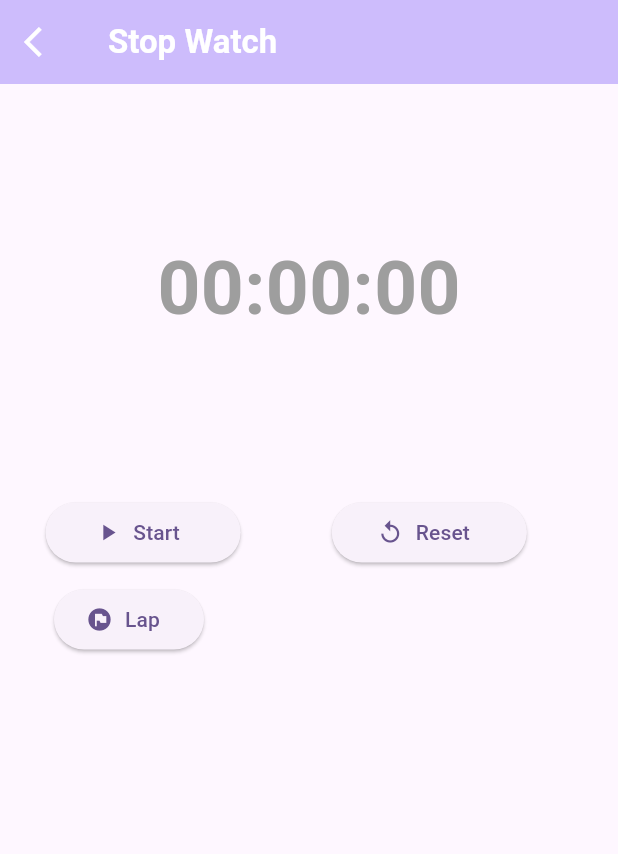
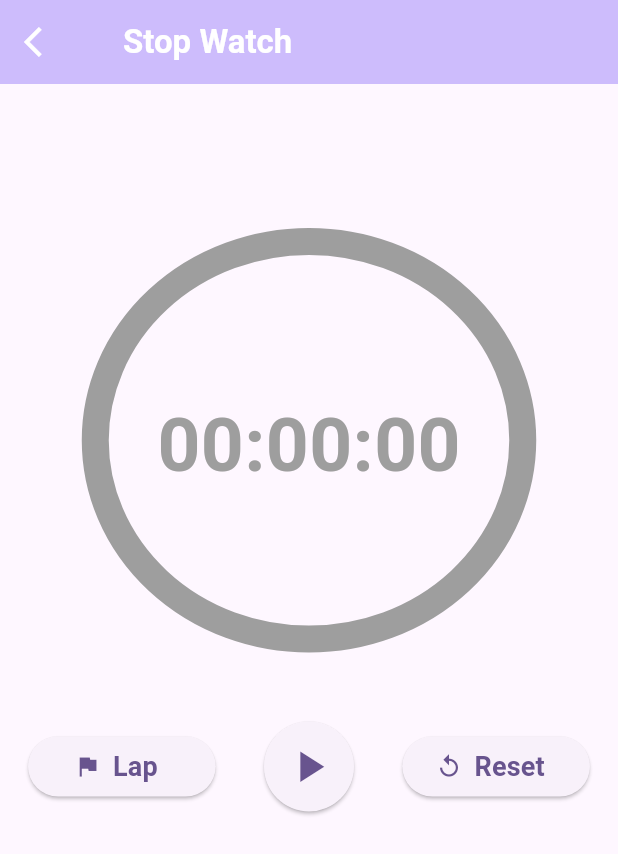
Before and after one commit to yashwadatkar-coditas/stop_watch, a Flutter app: the screen it shows after launch, on a phone screen of 412 x 824 dp. Shown: the top 854 px of the screen. Run offline on Flutter 3.47's test engine with Material 3 defaults, Android fonts, the phone set to English and light mode, and no system bars.

Commit message:
added progress indicator for seconds and created seprate widget for button

```diff
--- /dev/null
+++ b/stop_watch/lib/common_widgets/buttons.dart
@@ -0,0 +1,29 @@
+import 'package:flutter/material.dart';
+
+class CustomButton extends StatelessWidget {
+  final VoidCallback onPressed;
+  final Icon icon;
+  final String label;
+  final double width;
+
+  const CustomButton(
+      {required this.onPressed,
+      required this.icon,
+      this.label = '',
+      required this.width});
+
+  @override
+  Widget build(BuildContext context) {
+    return SizedBox(
+      width: width,
+      child: ElevatedButton.icon(
+        onPressed: onPressed,
+        icon: icon,
+        label: Text(
+          label,
+          style: TextStyle(fontSize: 18, fontWeight: FontWeight.w700),
+        ),
+      ),
+    );
+  }
+}
--- /dev/null
+++ b/stop_watch/lib/common_widgets/play_pause_button.dart
@@ -0,0 +1,16 @@
+import 'package:flutter/material.dart';
+
+Widget PlayPauseButton(
+  double width,
+  void onPressed(),
+  Icon icon,
+) {
+  return SizedBox(
+    width: width,
+    child: ElevatedButton(
+      onPressed: onPressed,
+      child: icon,
+      style: ElevatedButton.styleFrom(shape: CircleBorder()),
+    ),
+  );
+}
--- a/stop_watch/lib/watch_screen.dart
+++ b/stop_watch/lib/watch_screen.dart
@@ -1,7 +1,10 @@
 import 'dart:async';
 
+import 'package:flutter/cupertino.dart';
 import 'package:flutter/material.dart';
 import 'package:flutter/widgets.dart';
+import 'package:stop_watch/common_widgets/buttons.dart';
+import 'package:stop_watch/common_widgets/play_pause_button.dart';
 
 class WatchScreen extends StatefulWidget {
   const WatchScreen({super.key});
@@ -36,6 +39,9 @@ class _WatchScreenState extends State<WatchScreen> {
       digitalseconds = "00";
       digitalminute = "00";
       digitalhour = "00";
+
+      Laps.clear();
+      started = false;
     });
   }
 
@@ -88,9 +94,9 @@ class _WatchScreenState extends State<WatchScreen> {
           ),
           title: Row(
             children: [
+              SizedBox(width: 10),
               Text(
                 "Stop Watch",
-                textAlign: TextAlign.left,
                 style:
                     TextStyle(color: Colors.white, fontWeight: FontWeight.w600),
               ),
@@ -101,121 +107,106 @@ class _WatchScreenState extends State<WatchScreen> {
         body: Column(
           mainAxisAlignment: MainAxisAlignment.center,
           children: [
-            // SizedBox(
-            //   height: 210,
-            // ),
-
+            SizedBox(
+              height: 105,
+            ),
             Container(
-              width: 250,
-              height: 200,
-              //color: Colors.amber,
+              width: 285,
+              height: 265,
               decoration: BoxDecoration(
                 shape: BoxShape.circle,
               ),
-              child: Column(
+              child: Stack(
+                alignment: Alignment.center,
+                children: [
+                  SizedBox(
+                    height: 500,
+                    width: 330,
+                    child: CircularProgressIndicator(
+                      value: seconds / 60,
+                      strokeWidth:
+                          18, // adjust the thickness of the progress indicator
+                      valueColor: const AlwaysStoppedAnimation<Color>(
+                        Color.fromARGB(255, 205, 188, 252),
+                      ),
+                      backgroundColor: Colors.grey,
+                    ),
+                  ),
+                  Column(
                     children: [
                       SizedBox(
                         height: 100,
                       ),
-                  Center(
-                    child: Text(
+                      Text(
                         '$digitalhour:$digitalminute:$digitalseconds',
-                      style: const TextStyle(
+                        style: TextStyle(
                           fontSize: 50,
                           fontWeight: FontWeight.bold,
-                          color: Colors.grey),
+                          color: Colors.grey,
                         ),
+                      ),
+                    ],
                   ),
                 ],
               ),
             ),
             SizedBox(
-              height: 30,
-            ),
-            SizedBox(
-              height: 15,
-            ),
-            SizedBox(
-              height: 30,
+              height: 55,
             ),
             Row(
               mainAxisAlignment: MainAxisAlignment.spaceEvenly,
               children: [
-                SizedBox(
-                  width: 130,
-                  child: ElevatedButton.icon(
-                    // color: Color.fromARGB(255, 205, 188, 252),
+                CustomButton(
                   onPressed: () {
-                      (!started) ? startTimer() : stopTimer();
+                    addLaps();
                   },
-                    label: Text(
-                      (!started) ? "Start" : "Stop",
-                    ),
-                    icon: Icon(!(started) ? Icons.play_arrow : Icons.pause),
-                  ),
+                  icon: Icon(Icons.flag),
+                  width: 125,
+                  label: "Lap",
                 ),
                 SizedBox(
-                  height: 5,
-                ),
-                SizedBox(
-                  width: 130,
-                  child: ElevatedButton.icon(
+                    height: 60,
+                    width: 87,
+                    child: PlayPauseButton(50, () {
+                      (!started ? startTimer() : stopTimer());
+                    },
+                        Icon(
+                          !started ? Icons.play_arrow : Icons.pause,
+                          size: 35,
+                        ))),
+                CustomButton(
                   onPressed: () {
                     resetTimer();
                   },
-                    icon: Icon(Icons.replay_outlined),
-                    label: Text("Reset"),
-                  ),
-                ),
-                SizedBox(
-                  height: 5,
+                  icon: Icon(Icons.replay),
+                  width: 125,
+                  label: "Reset",
                 ),
               ],
             ),
-            SizedBox(
-              height: 10,
-            ),
-            Row(
-              children: [
-                SizedBox(
-                  width: 36,
-                ),
-                SizedBox(
-                    width: 100,
-                    child: ElevatedButton.icon(
-                        onPressed: () {
-                          addLaps();
-                        },
-                        icon: Icon(Icons.flag_circle),
-                        label: Text("Lap"))),
-              ],
-            ),
             Expanded(
-              child: ListView(
-                children: [
-                  ...Laps.map((e) => Padding(
+              child: ListView.builder(
+                itemCount: Laps.length,
+                itemBuilder: (context, index) {
+                  return Padding(
                     padding: const EdgeInsets.all(8.0),
                     child: Row(
-                          // mainAxisAlignment: MainAxisAlignment.start,
-
                       children: [
                         SizedBox(
                           width: 25,
                         ),
-                            Padding(
-                              padding: const EdgeInsets.all(8),
-                              child: Text(
-                                "Lap : $e",
+                        Text(
+                          "Lap : ${Laps[index]}",
                           style: TextStyle(
                             fontSize: 22,
                             color: Colors.grey,
-                                    fontWeight: FontWeight.w700),
+                            fontWeight: FontWeight.w700,
                           ),
                         ),
                       ],
                     ),
-                      )),
-                ],
+                  );
+                },
               ),
             ),
           ],
```
Lines whose indentation alone changed are shown as unchanged.
